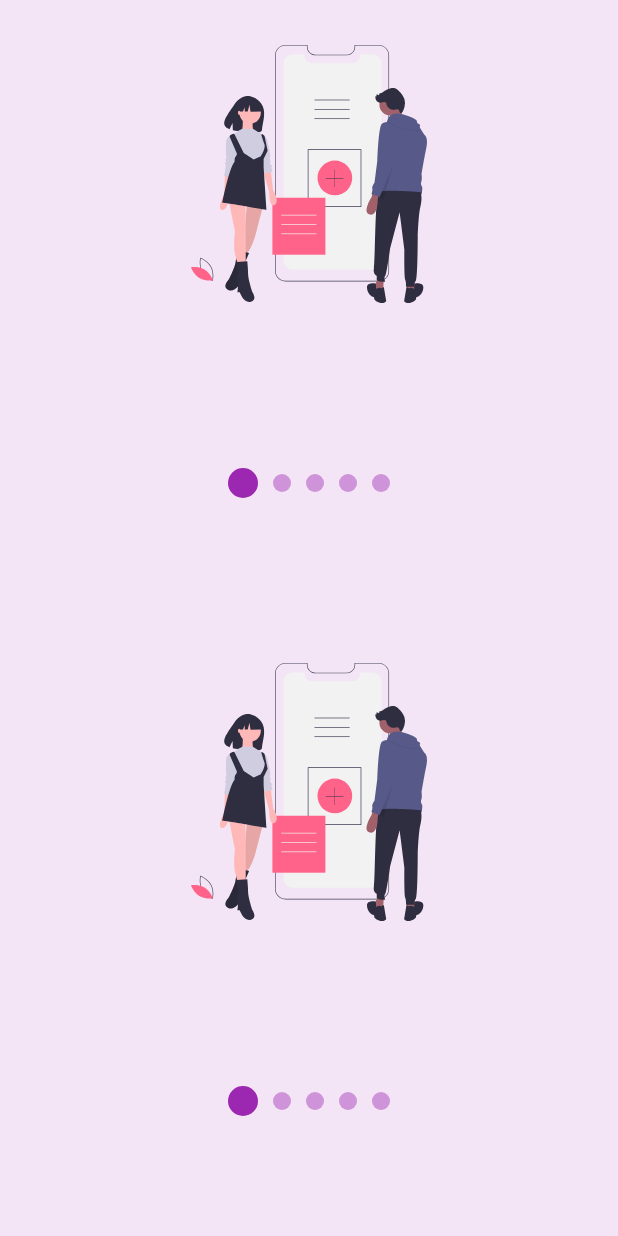
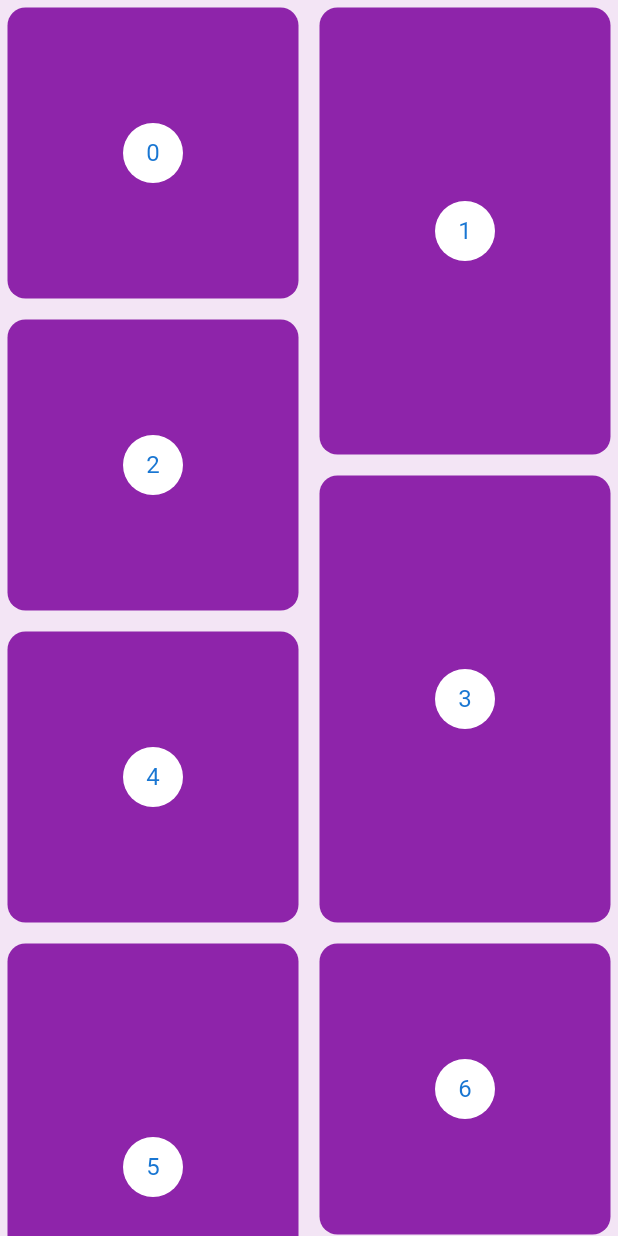
Before and after one commit to KikeSan/ClasesFlutter-2, a Flutter app: the screen it shows after launch, on a phone screen of 412 x 824 dp. Run offline on Flutter 3.47's test engine with Material 2 defaults, Android fonts, the phone set to English and light mode, and no system bars; our stand-ins replace flutter_svg.

Commit message:
pinterest grid

```diff
--- a/headers/lib/main.dart
+++ b/headers/lib/main.dart
@@ -1,4 +1,5 @@
 import 'package:flutter/material.dart';
+import 'package:headers/src/pages/pinterest_page.dart';
 import 'package:headers/src/pages/slideshow_page.dart';
 
 //import 'package:headers/src/pages/graficas_circulares_page.dart';
@@ -16,6 +17,6 @@ class MyApp extends StatelessWidget {
     return MaterialApp(
         debugShowCheckedModeBanner: false,
         title: 'Diseños App',
-        home: SlideshowPage());
+        home: PinterestPage());
   }
 }
--- /dev/null
+++ b/headers/lib/src/pages/pinterest_page.dart
@@ -0,0 +1,54 @@
+import 'package:flutter/material.dart';
+import 'package:flutter_staggered_grid_view/flutter_staggered_grid_view.dart';
+
+class PinterestPage extends StatelessWidget {
+
+  @override
+  Widget build(BuildContext context) {
+    return Scaffold(
+      backgroundColor: Colors.purple[50],
+      body: Center(
+        child: PinterestGrid(),
+      ),
+    );
+  }
+}
+
+class PinterestGrid extends StatelessWidget {
+  final List<int> items = List.generate(200, (index) => index);
+  @override
+  Widget build(BuildContext context) {
+    return new StaggeredGridView.countBuilder(
+      crossAxisCount: 4,
+      itemCount: items.length,
+      itemBuilder: (BuildContext context, int index) =>
+          _PinterestItem(index),
+      staggeredTileBuilder: (int index) =>
+      new StaggeredTile.count(2, index.isEven ? 2 : 3),
+      mainAxisSpacing: 4.0,
+      crossAxisSpacing: 4.0,
+    );
+  }
+}
+
+class _PinterestItem extends StatelessWidget {
+  final int index;
+
+  _PinterestItem(this.index);
+
+  @override
+  Widget build(BuildContext context) {
+    return new Container(
+      margin: EdgeInsets.all(5),
+      decoration: BoxDecoration(
+        color: Colors.purple[600],
+        borderRadius: BorderRadiusDirectional.all(Radius.circular(12))
+      ),
+      child: new Center(
+        child: new CircleAvatar(
+          backgroundColor: Colors.white,
+          child: new Text('$index'),
+        ),
+      ));
+  }
+}
--- a/headers/pubspec.yaml
+++ b/headers/pubspec.yaml
@@ -30,6 +30,7 @@ dependencies:
   cupertino_icons: ^1.0.0
   flutter_svg: ^0.19.1
   provider: ^4.0.4
+  flutter_staggered_grid_view: ^0.3.2
 
 dev_dependencies:
   flutter_test:
```
Also changed, not shown: headers/pubspec.lock.
